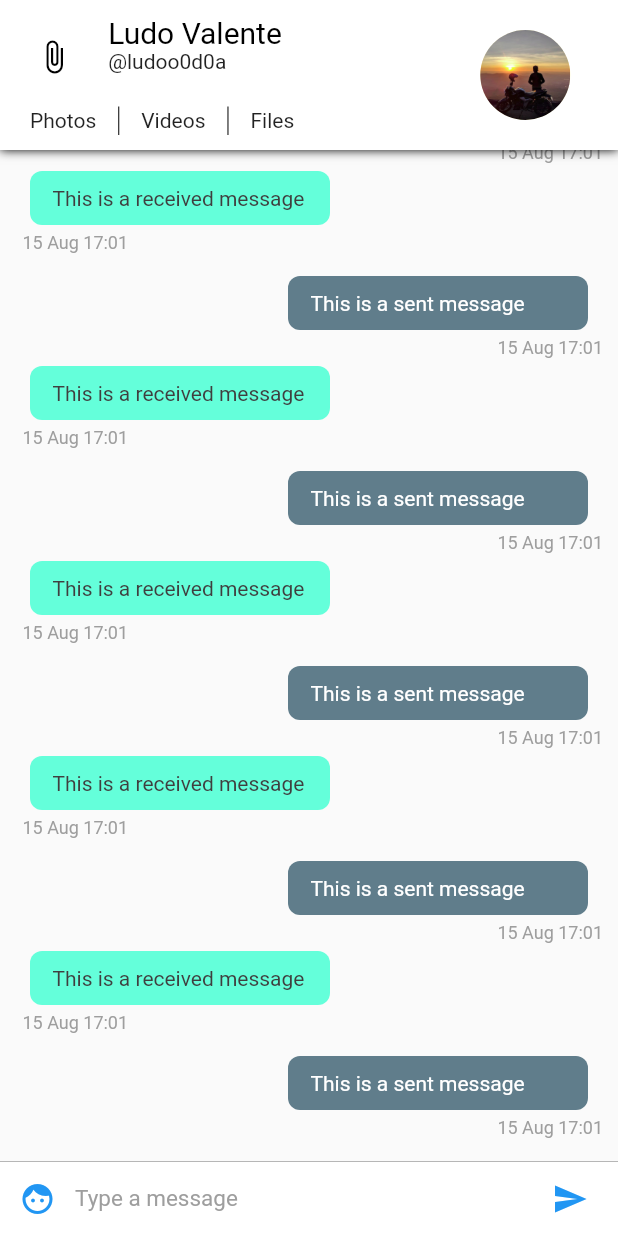
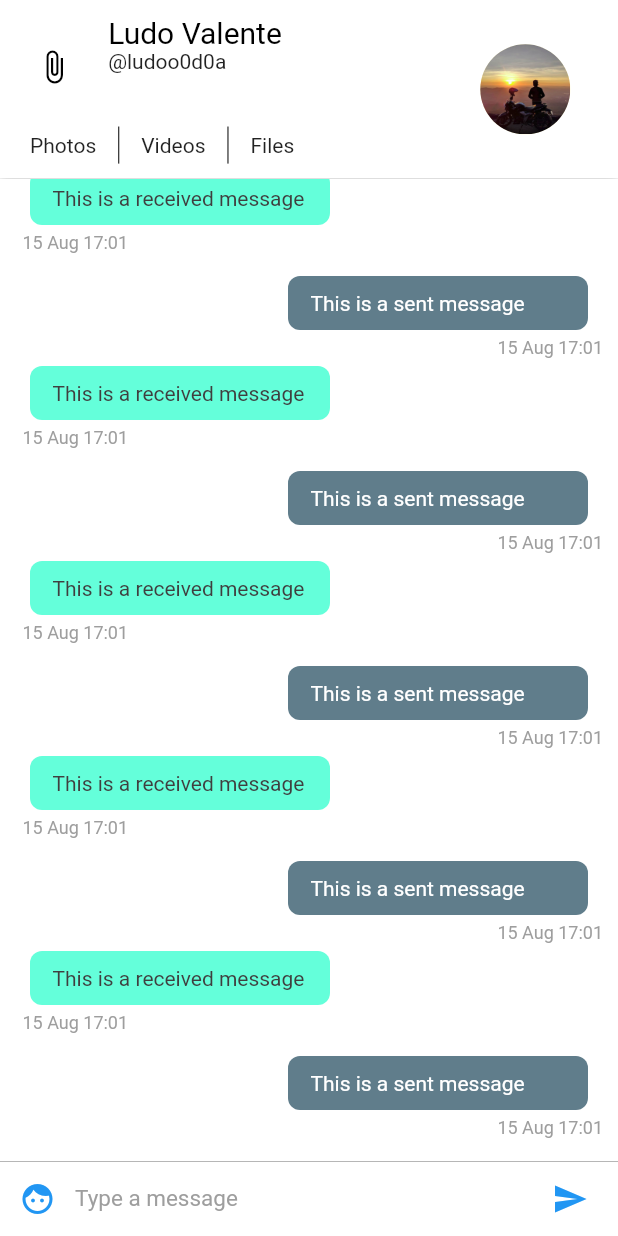
Before and after one commit to ludoo0d0a/messio, a Flutter app: the screen it shows after launch, on a phone screen of 412 x 824 dp. Run offline on Flutter 3.47's test engine with Material 2 defaults, Android fonts, the phone set to English and light mode, and no system bars.

Commit message:
clean up colors fix  ConversationPage with Column > 2 Expanded

```diff
--- a/lib/config/Palette.dart
+++ b/lib/config/Palette.dart
@@ -14,4 +14,6 @@ class Palette{
   static Color greyColor = Colors.grey;
 
   static Color accentColor = Colors.blueAccent;
+
+  static Color chatBackgroundColor = Colors.white;
 }
--- a/lib/main.dart
+++ b/lib/main.dart
@@ -1,5 +1,5 @@
 import 'package:flutter/material.dart';
-import 'package:messio/pages/ConversationPageList.dart';
+import 'package:messio/pages/ConversationPageSlide.dart';
 
 void main() => runApp(MessioApp());
 
@@ -21,7 +21,8 @@ class MessioApp extends StatelessWidget {
         // is not restarted.
         primarySwatch: Colors.yellow,
       ),
-      home: ConversationPageList(),
+      home: ConversationPageSlide(),
+//      home: ConversationPageList(),
     );
   }
 }
--- a/lib/pages/ConversationPage.dart
+++ b/lib/pages/ConversationPage.dart
@@ -1,9 +1,8 @@
 import 'package:flutter/material.dart';
+import 'package:messio/config/Palette.dart';
 
 import 'package:messio/widgets/ChatAppBar.dart';
 import 'package:messio/widgets/ChatListWidget.dart';
-import 'package:messio/widgets/ConversationBottomSheetWidget.dart';
-import 'package:messio/widgets/InputWidget.dart';
 
 class ConversationPage extends StatefulWidget {
 //  ConversationPage({Key key}) : super(key: key);
@@ -18,33 +17,49 @@ class ConversationPage extends StatefulWidget {
 class _ConversationPageState extends State<ConversationPage> {
 
   // dont forget key: _scaffoldKey, in Scaffold
-  final GlobalKey<ScaffoldState> _scaffoldKey = new GlobalKey<ScaffoldState>();
+//  final GlobalKey<ScaffoldState> _scaffoldKey = new GlobalKey<ScaffoldState>();
 
   @override
   Widget build(BuildContext context) {
-    return SafeArea(
-      child: Scaffold(
-        key: _scaffoldKey,
-        appBar: ChatAppBar(),
-        body: Stack(
-          children: <Widget>[
-            Column(
-              children: <Widget>[
-                ChatListWidget(),//Chat list
-                GestureDetector(
-                    child: InputWidget(),
-                    onPanUpdate: (details) {
-                      if (details.delta.dy <0) {
-                        _scaffoldKey.currentState.showBottomSheet<Null>((BuildContext context) {
-                          return ConversationBottomSheetWidget();
-                        });
-                      }
-                    })
-              ],
-            )
-          ],
+    return Column(
+      children: <Widget>[
+        Expanded(
+          flex: 2,
+          child: ChatAppBar(),
         ),
-      )
+        Expanded(
+          flex: 11,
+          child: Container(
+            child: ChatListWidget(),
+            color: Palette.chatBackgroundColor
+          ),
+        )
+      ],
     );
+
+//    return SafeArea(
+//      child: Scaffold(
+////        key: _scaffoldKey,
+//        appBar: ChatAppBar(),
+//        body: Stack(
+//          children: <Widget>[
+//            Column(
+//              children: <Widget>[
+//                ChatListWidget(),//Chat list
+////                GestureDetector(
+////                    child: InputWidget(),
+////                    onPanUpdate: (details) {
+////                      if (details.delta.dy <0) {
+////                        _scaffoldKey.currentState.showBottomSheet<Null>((BuildContext context) {
+////                          return ConversationBottomSheetWidget();
+////                        });
+////                      }
+////                    })
+//              ],
+//            )
+//          ],
+//        ),
+//      )
+//    );
   }
 }
--- a/lib/pages/ConversationPageList.dart
+++ b/lib/pages/ConversationPageList.dart
@@ -3,7 +3,6 @@ import 'package:flutter/material.dart';
 import 'ConversationPage.dart';
 
 class ConversationPageList extends StatefulWidget {
-//  ConversationPageList({Key key}) : super(key: key);
   const ConversationPageList();
 
   @override
--- /dev/null
+++ b/lib/pages/ConversationPageSlide.dart
@@ -0,0 +1,52 @@
+import 'package:flutter/material.dart';
+import 'package:messio/widgets/ConversationBottomSheetWidget.dart';
+import 'package:messio/widgets/InputWidget.dart';
+
+import 'ConversationPage.dart';
+
+class ConversationPageSlide extends StatefulWidget {
+  ConversationPageSlide({Key key}) : super(key: key);
+
+  @override
+  _ConversationPageSlideState createState() => _ConversationPageSlideState();
+}
+
+class _ConversationPageSlideState extends State<ConversationPageSlide>
+    with SingleTickerProviderStateMixin {
+
+  // dont forget key: _scaffoldKey, in Scaffold
+  final GlobalKey<ScaffoldState> _scaffoldKey = new GlobalKey<ScaffoldState>();
+
+  @override
+  Widget build(BuildContext context) {
+    return SafeArea(
+      child: Scaffold(
+        key: _scaffoldKey,
+        // Wrap PageView in Column > Expanded
+        body: Column(
+          children: <Widget>[
+            Expanded(
+              child: PageView(
+                children: <Widget>[
+                  ConversationPage(),
+                  ConversationPage(),
+                  ConversationPage()
+                ],
+              ),
+            ),
+            // Move out GestureDetector from ConversationPage to upper widget to isolate InputWidget
+            GestureDetector(
+                child: InputWidget(),
+                onPanUpdate: (details) {
+                  if (details.delta.dy <0) {
+                    _scaffoldKey.currentState.showBottomSheet<Null>((BuildContext context) {
+                      return ConversationBottomSheetWidget();
+                    });
+                  }
+                })
+          ],
+        ),
+      ),
+    );
+  }
+}
--- a/lib/widgets/ChatListWidget.dart
+++ b/lib/widgets/ChatListWidget.dart
@@ -8,14 +8,15 @@ class ChatListWidget extends StatelessWidget {
 
   @override
   Widget build(BuildContext context) {
-    return Flexible(
-          child: ListView.builder(
+//    return Flexible(
+//          child:
+    return       ListView.builder(
               padding: EdgeInsets.all(10.0),
               itemBuilder: (context, index) => ChatItemWidget(index),
               itemCount: 20,
               reverse: true,
               controller: listScrollController,
-          )
+//          )
     );
   }
 }
```
Also changed, not shown: 3 other files.
